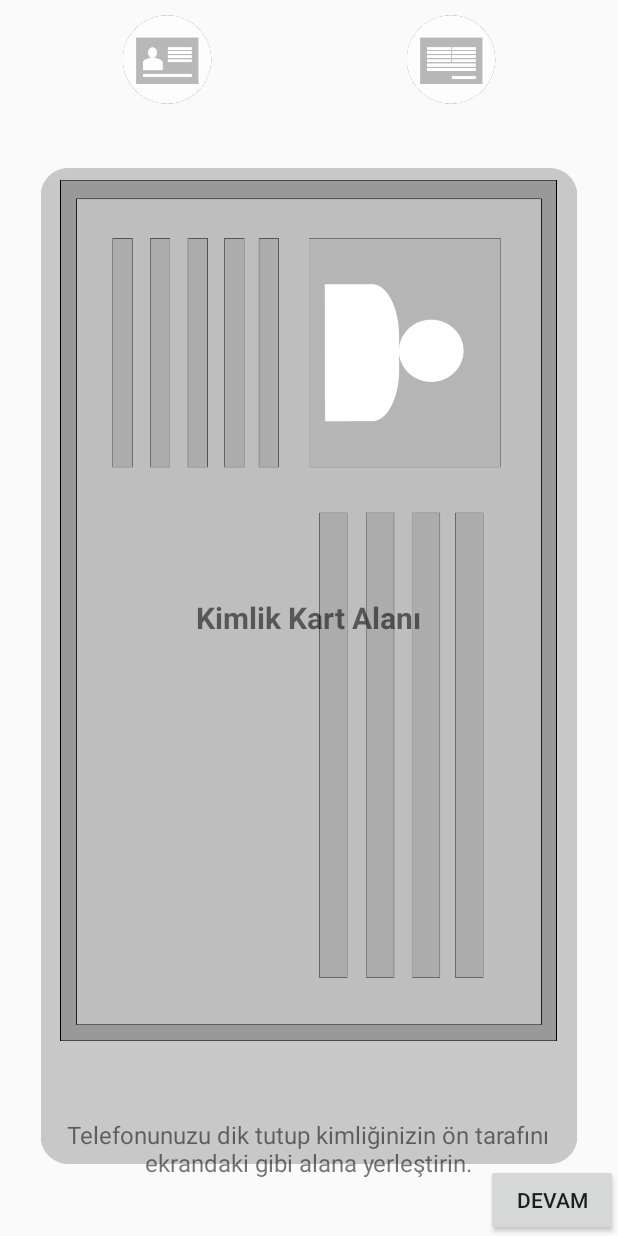
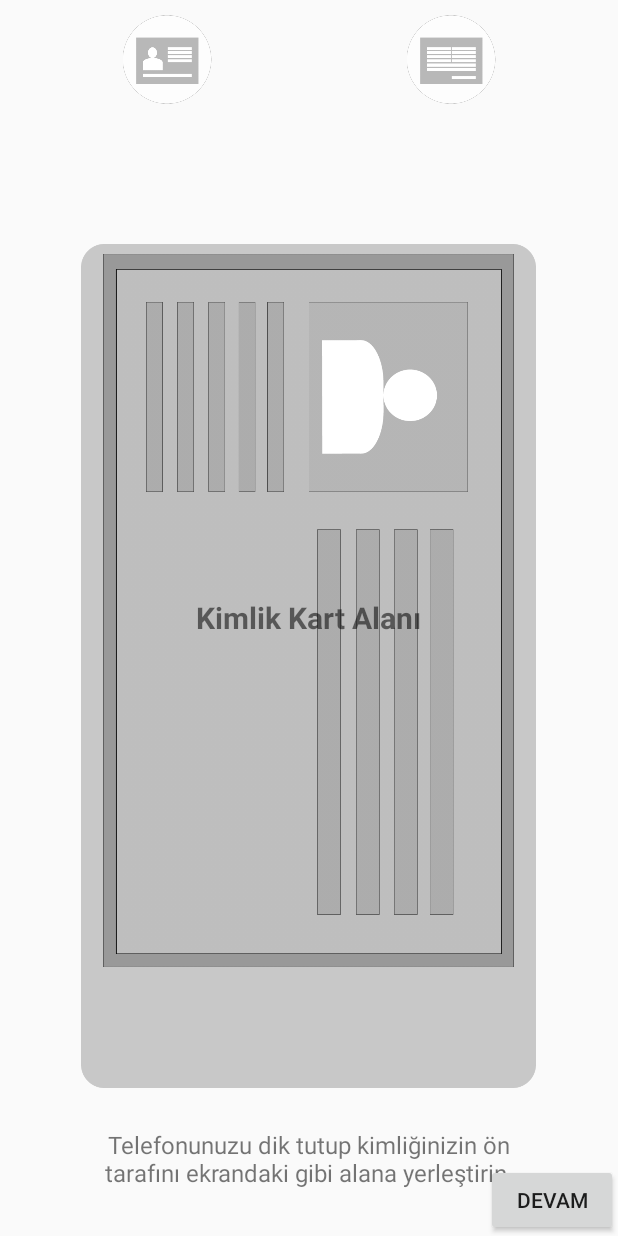
Before and after one commit to umuryavuz96/Digital-Identification-App, an Android app: the layout activity_idscan.xml on its own in the app's theme, with its tools: preview values and no code run, on a phone screen of 412 x 824 dp. Run offline under Robolectric (Android 15) with nearby library versions, the phone set to English and light mode, and no system bars.

```diff
--- a/app/src/main/java/utils/CameraPreview.java
+++ b/app/src/main/java/utils/CameraPreview.java
@@ -51,7 +51,7 @@ public class CameraPreview extends SurfaceView implements SurfaceHolder.Callback
         mHolder.setType(SurfaceHolder.SURFACE_TYPE_PUSH_BUFFERS);
 
         if(ocr){
-            OCR = new OCR(context);
+            OCR = new OCR(context,activity);
             OCR.setOCRprocessor();
         }
 
--- a/app/src/main/res/layout/activity_idscan.xml
+++ b/app/src/main/res/layout/activity_idscan.xml
@@ -23,8 +23,8 @@
 
         <ImageView
             android:id="@+id/id_template_bg"
-            android:layout_width="376dp"
-            android:layout_height="664dp"
+            android:layout_width="303dp"
+            android:layout_height="585dp"
             android:layout_gravity="center"
             android:layout_marginBottom="8dp"
             android:layout_marginEnd="8dp"
@@ -38,8 +38,8 @@
 
         <ImageView
             android:id="@+id/id_template"
-            android:layout_width="334dp"
-            android:layout_height="574dp"
+            android:layout_width="274dp"
+            android:layout_height="495dp"
             android:layout_gravity="center"
             android:layout_marginBottom="20dp"
             android:layout_marginTop="15dp"
@@ -54,11 +54,11 @@
 
     <TextView
         android:id="@+id/id_template_ins_1"
-        android:layout_width="347dp"
+        android:layout_width="275dp"
         android:layout_height="wrap_content"
         android:layout_alignParentBottom="true"
         android:layout_centerHorizontal="true"
-        android:layout_marginBottom="38dp"
+        android:layout_marginBottom="31dp"
         android:text="@string/ins1"
         android:textAlignment="center"
         android:textSize="16sp"
```
Also changed, not shown: app/src/main/java/utils/OCR.java (+72 -3 lines).
